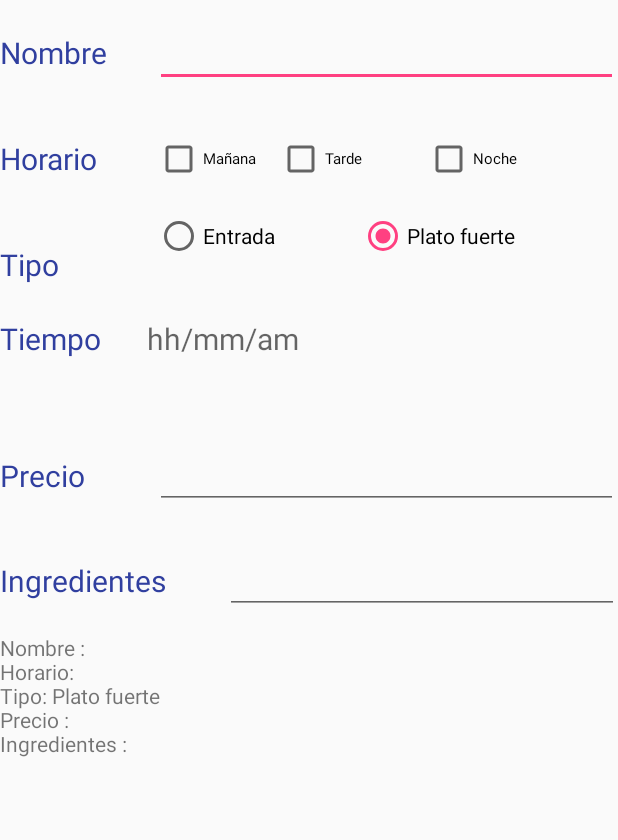
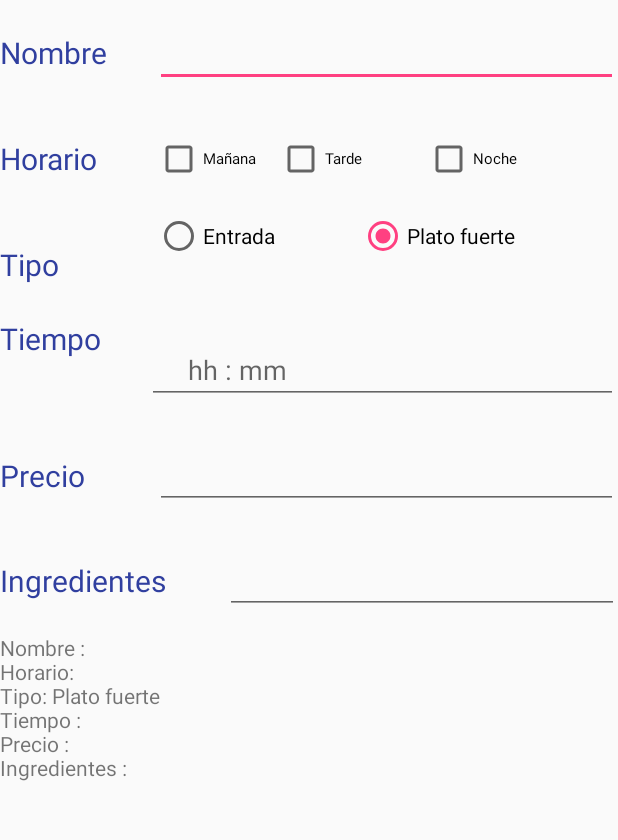
Before and after one commit to anamariaagudelo/LabsCM20182-Gr03, an Android app: the FoodsActivity screen opened directly, with no data from a screen before it, after a tap on "GUARDAR", on a phone screen of 412 x 824 dp, the part 258-1098 px from its top. Run offline under Robolectric (Android 15) with nearby library versions, the phone set to English and light mode, and no system bars.

Commit message:
Commit Final

```diff
--- a/Lab1-UI/src/main/java/co/ude/copumovil/gr03_20182/lab1/FoodsActivity.java
+++ b/Lab1-UI/src/main/java/co/ude/copumovil/gr03_20182/lab1/FoodsActivity.java
@@ -19,7 +19,7 @@ import android.widget.TextView;
 public class FoodsActivity extends AppCompatActivity {
     ImageView imageFood;
 
-    EditText editText_namef,editText_pricef, editText_ingredientf;
+    EditText editText_namef,editText_pricef, editText_ingredientf,editText_time;
     CheckBox checkBox_schedulerM, checkBox_schedulerA, checkBox_schedulerN;
     RadioButton radioButton_type_1, radioButton_type_2;
     TextView textView_Resultf;
@@ -35,6 +35,7 @@ public class FoodsActivity extends AppCompatActivity {
         checkBox_schedulerN = (CheckBox) findViewById(R.id.checkBox_nigth);
         radioButton_type_1 = (RadioButton) findViewById(R.id.radioButton_starers);
         radioButton_type_2 = (RadioButton) findViewById(R.id.radioButton_main_dish);
+        editText_time = (EditText) findViewById(R.id.time);
         editText_pricef = (EditText) findViewById(R.id.ediText_price);
         editText_ingredientf = (EditText) findViewById(R.id.ediText_ingredients);
         textView_Resultf = (TextView) findViewById(R.id.textView_adds);
@@ -77,6 +78,7 @@ public class FoodsActivity extends AppCompatActivity {
         String name = editText_namef.getText().toString();
         String price = editText_pricef.getText().toString();
         String ingredient = editText_ingredientf.getText().toString();
+        String time= editText_time.getText().toString();
         String schedulerf = "";
         if(checkBox_schedulerM.isChecked()){
             schedulerf += "Mañana";
@@ -96,11 +98,12 @@ public class FoodsActivity extends AppCompatActivity {
         SharedPreferences.Editor editor = preferences.edit();
         editor.putString("Nombre : ", name);
         editor.putString("El horario seleccionado es: ", schedulerf);
-        editor.putString("Tipo: ", typef);
+        editor.putString("Tipo: ", name);
+        editor.putString("Tiempo: ", typef);
         editor.putString("Precio : ", price);
         editor.putString("Los ingredientes son: ", ingredient);
 
-        textView_Resultf.setText("Nombre :"+name+"\nHorario: "+schedulerf+"\nTipo: "+typef+"\nPrecio :"+price+"\nIngredientes :"+ingredient);
+        textView_Resultf.setText("Nombre :"+name+"\nHorario: "+schedulerf+"\nTipo: "+typef+"\nTiempo :"+time+"\nPrecio :"+price+"\nIngredientes :"+ingredient);
 
         editor.commit();
 
@@ -110,10 +113,11 @@ public class FoodsActivity extends AppCompatActivity {
         String name = preferences.getString("Nombre :", "No hay información ingresada");
         String schedulerf = preferences.getString("Horario: ", "No hay información seleccionada");
         String typef = preferences.getString("Tipo : ", "No hay información seleccionada");
+        String time = preferences.getString("Tempo : ", "No hay información seleccionada");
         String price = preferences.getString("Precio :", "No hay información ingresada");
         String ingredient = preferences.getString("Ingredientes :", "No hay información ingresada");
 
-        textView_Resultf.setText("Nombre :"+name+"\nHorario: "+schedulerf+"Tipo: "+typef+"\nPrecio :"+price+"\nIngredientes :"+ingredient);
+        textView_Resultf.setText("Nombre :"+name+"\nHorario: "+schedulerf+"Tipo: "+typef+"\nTiempo :"+time+"\nPrecio :"+price+"\nIngredientes :"+ingredient);
     }
 
 
@@ -130,6 +134,7 @@ public class FoodsActivity extends AppCompatActivity {
         switch (id){
             case R.id.menu_clear:
                 editText_namef.setText("");
+                editText_time.setText("");
                 editText_pricef.setText("");
                 editText_ingredientf.setText("");
                 break;
--- a/Lab1-UI/src/main/res/layout/activity_foods.xml
+++ b/Lab1-UI/src/main/res/layout/activity_foods.xml
@@ -245,13 +245,12 @@
                     android:textSize="20dp"
                     tools:ignore="OnClick" />
 
-                <TextView
-                    android:id="@+id/time"
-                    android:layout_width="match_parent"
-                    android:layout_height="match_parent"
-                    android:hint="hh/mm/am"
-                    android:textColor="@color/colorPrimaryDark"
-                    android:textSize="20sp" />
+                   <EditText
+                       android:id="@+id/time"
+                        android:layout_width="match_parent"
+                        android:layout_height="wrap_content"
+                        android:layout_gravity="center"
+                        android:hint="     hh : mm" />
             </LinearLayout>
         </LinearLayout>
         <LinearLayout
```
